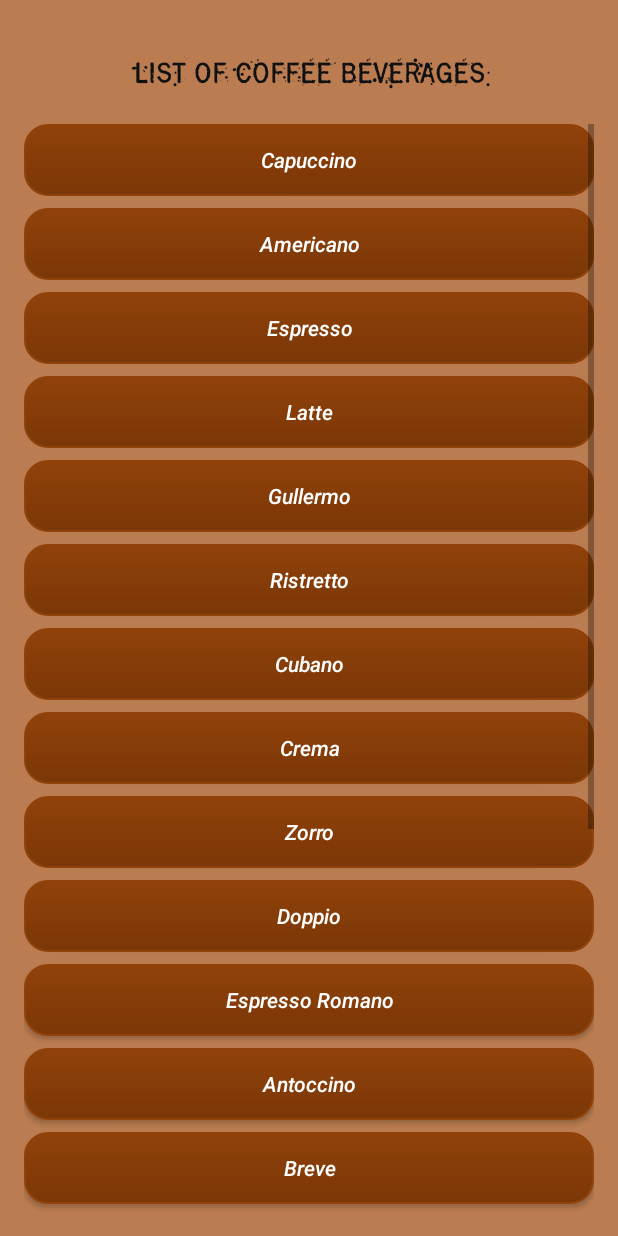
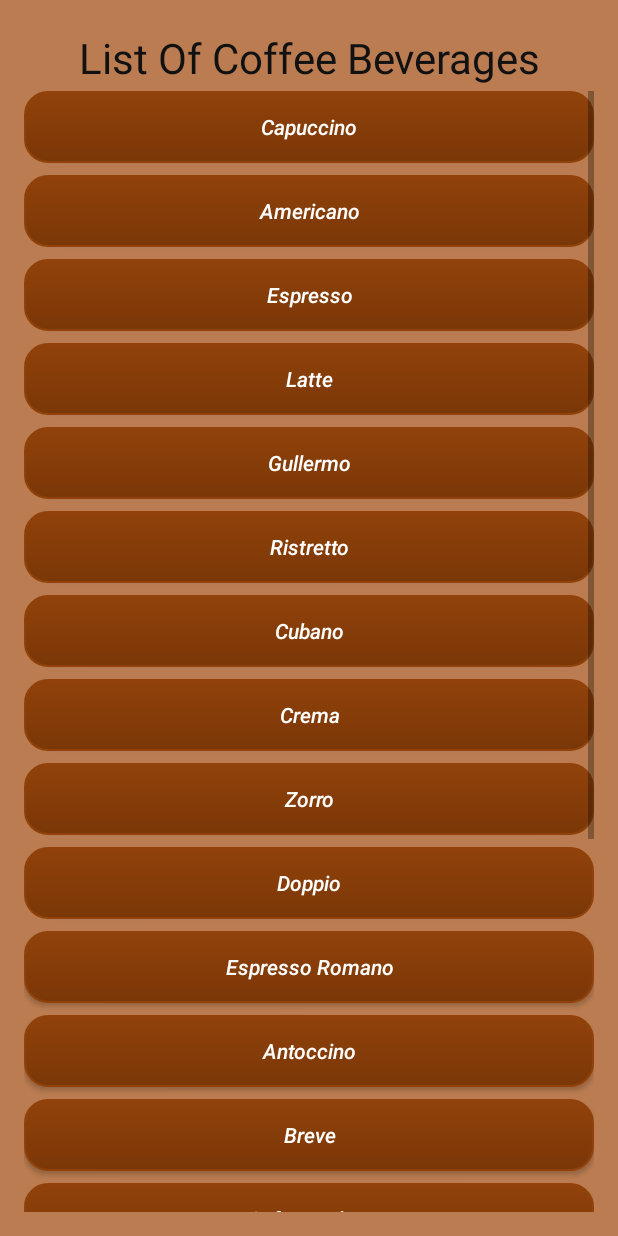
Before and after one commit to SevaRock/CoffeePediaNew, an Android app: the ListOfDrinks screen opened directly, with no data from a screen before it, on a phone screen of 412 x 824 dp. Run offline under Robolectric (Android 15) with nearby library versions, the phone set to English and light mode, and no system bars; 1 statement that could not run was skipped.

Commit message:
Some Fonts Added

```diff
--- a/app/src/main/java/com/sevarock/coffeepedia/ListOfDrinks.java
+++ b/app/src/main/java/com/sevarock/coffeepedia/ListOfDrinks.java
@@ -36,7 +36,7 @@ public class ListOfDrinks extends Activity implements OnClickListener {
 
         //Custom Fonts Applying
         TextView customViewTop = (TextView) findViewById(R.id.ListHeader);
-        Typeface myCustomFont = Typeface.createFromAsset(getAssets(), "fonts/grasshopper.ttf");
+        Typeface myCustomFont = Typeface.createFromAsset(getAssets(), "fonts/docktrin.ttf");
         customViewTop.setTypeface(myCustomFont);
 
     }
--- a/app/src/main/res/layout/activity_links.xml
+++ b/app/src/main/res/layout/activity_links.xml
@@ -19,14 +19,16 @@
         android:textAlignment="center"
         android:textStyle="bold"
         android:textColor="#111111"
-        android:textSize="20dp"
-        android:layout_marginBottom="10dp"/>
+        android:textSize="28dp"
+        android:layout_marginTop="3dp"
+        android:layout_marginBottom="3dp" />
 
     <TextView
         android:layout_width="match_parent"
         android:layout_height="wrap_content"
         android:id="@+id/Link1"
         android:text="https://en.wikipedia.org/wiki/Coffee"
+        android:textSize="20dp"
         android:textAlignment="center"
         android:autoLink="web"
         android:layout_marginBottom="10dp"/>
--- a/app/src/main/res/layout/activity_list_of_drinks.xml
+++ b/app/src/main/res/layout/activity_list_of_drinks.xml
@@ -14,13 +14,12 @@
         android:layout_width="match_parent"
         android:layout_height="wrap_content"
         android:text="List Of Coffee Beverages"
-        android:textSize="20dp"
+        android:textSize="28dp"
         android:textAlignment="center"
         android:id="@+id/ListHeader"
         android:textStyle="bold"
-
-        android:layout_marginTop="20dp"
-        android:layout_marginBottom="20dp"
+        android:layout_marginTop="3dp"
+        android:layout_marginBottom="3dp"
         android:textColor="#111111"/>
 
     <ScrollView
--- a/app/src/main/res/layout/activity_varieties.xml
+++ b/app/src/main/res/layout/activity_varieties.xml
@@ -14,12 +14,12 @@
         android:layout_width="match_parent"
         android:layout_height="wrap_content"
         android:text="Coffee Varieties"
-        android:textSize="20dp"
+        android:textSize="28dp"
         android:textAlignment="center"
         android:id="@+id/ListVarietiesHeader"
         android:textStyle="bold"
-        android:layout_marginTop="20dp"
-        android:layout_marginBottom="20dp"
+        android:layout_marginTop="3dp"
+        android:layout_marginBottom="3dp"
         android:textColor="#111111"/>
 
     <ScrollView
```
Also changed, not shown: app/src/main/java/com/sevarock/coffeepedia/LinksActivity.java (+8 -0 lines), app/src/main/java/com/sevarock/coffeepedia/VarietiesActivity.java (+8 -1 lines).
